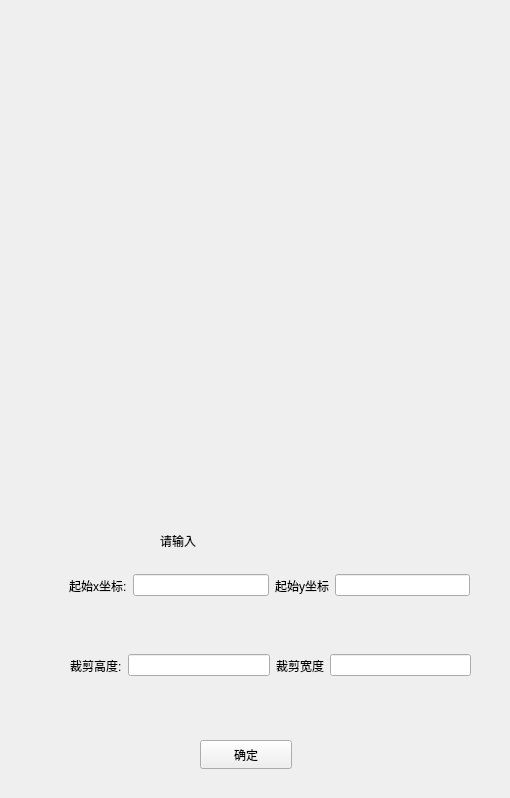
Qt form ImageWithUI/tailor.ui (Obj4ct/ImageWithUI) before a commit.
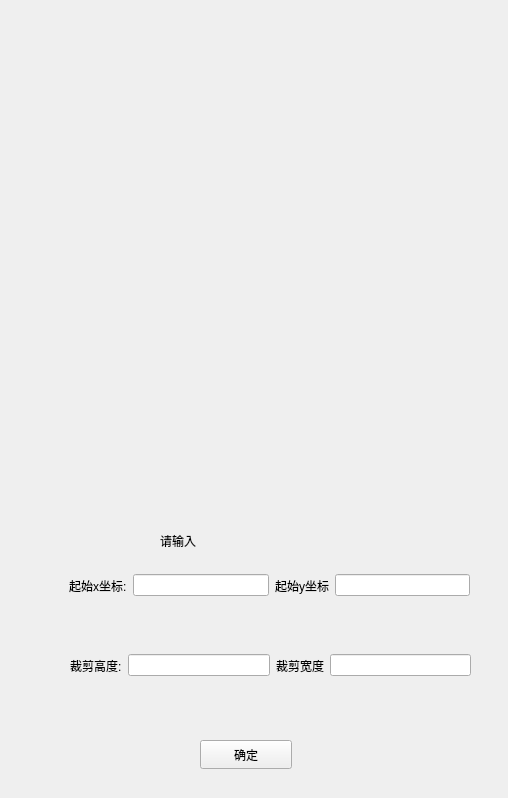
The same form after that commit.

```diff
--- a/ImageWithUI/tailor.ui
+++ b/ImageWithUI/tailor.ui
@@ -6,7 +6,7 @@
    <rect>
     <x>0</x>
     <y>0</y>
-    <width>510</width>
+    <width>508</width>
     <height>798</height>
    </rect>
   </property>
@@ -61,8 +61,8 @@
   <widget class="QLabel" name="imageLabel">
    <property name="geometry">
     <rect>
-     <x>0</x>
-     <y>0</y>
+     <x>-3</x>
+     <y>-3</y>
      <width>512</width>
      <height>512</height>
     </rect>
```
